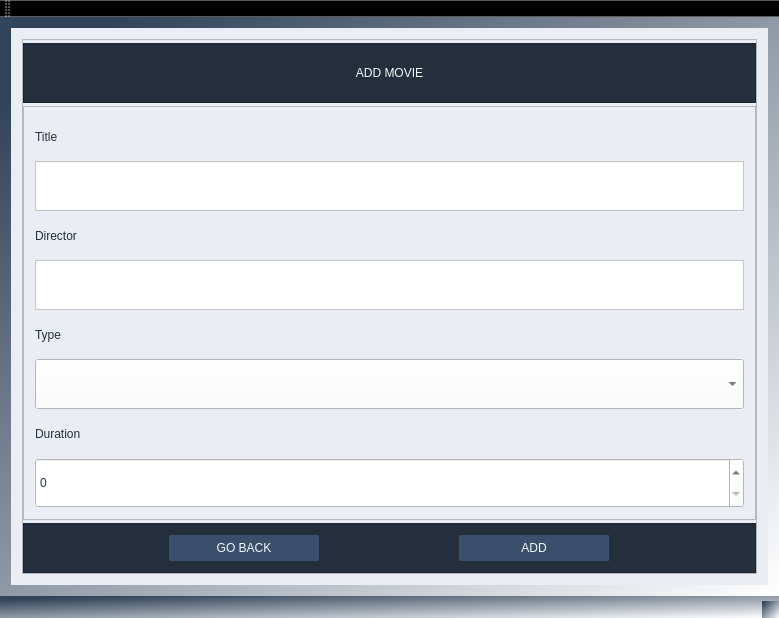
Above: MovieTicketManagementSystem/MainWindow.ui from ZuzannaZawartka/movie-ticket-management-system before the change. Below: the same form after it.
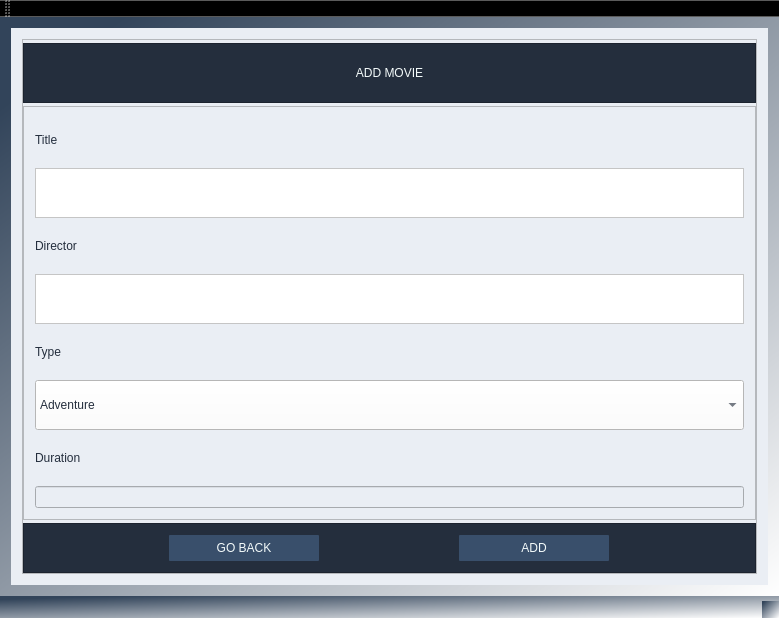
That is the form after the change. The open tabs and pages were chosen to show the change.

What changed in the file:
```diff
--- a/MovieTicketManagementSystem/MainWindow.ui
+++ b/MovieTicketManagementSystem/MainWindow.ui
@@ -928,6 +928,21 @@
 color: rgb(36, 46, 61);
 font: 900 18pt &quot;Source Sans Pro Black&quot;;</string>
                 </property>
+                <item>
+                 <property name="text">
+                  <string>Adventure</string>
+                 </property>
+                </item>
+                <item>
+                 <property name="text">
+                  <string>Romance</string>
+                 </property>
+                </item>
+                <item>
+                 <property name="text">
+                  <string>Action</string>
+                 </property>
+                </item>
                </widget>
               </item>
               <item>
@@ -942,31 +957,7 @@
                </widget>
               </item>
               <item>
-               <widget class="QSpinBox" name="durationMovieBox">
-                <property name="minimumSize">
-                 <size>
-                  <width>0</width>
-                  <height>50</height>
-                 </size>
-                </property>
-                <property name="maximumSize">
-                 <size>
-                  <width>16777215</width>
-                  <height>16777215</height>
-                 </size>
-                </property>
-                <property name="autoFillBackground">
-                 <bool>false</bool>
-                </property>
-                <property name="styleSheet">
-                 <string notr="true">background-color: rgb(255, 255, 255);
-color: rgb(36, 46, 61);
-font: 900 18pt &quot;Source Sans Pro Black&quot;;</string>
-                </property>
-                <property name="maximum">
-                 <number>1000</number>
-                </property>
-               </widget>
+               <widget class="QLineEdit" name="timeDurationLineEdit"/>
               </item>
              </layout>
             </widget>
```
Left out of the diff: 2 changed lines with no effect on the pictures.
